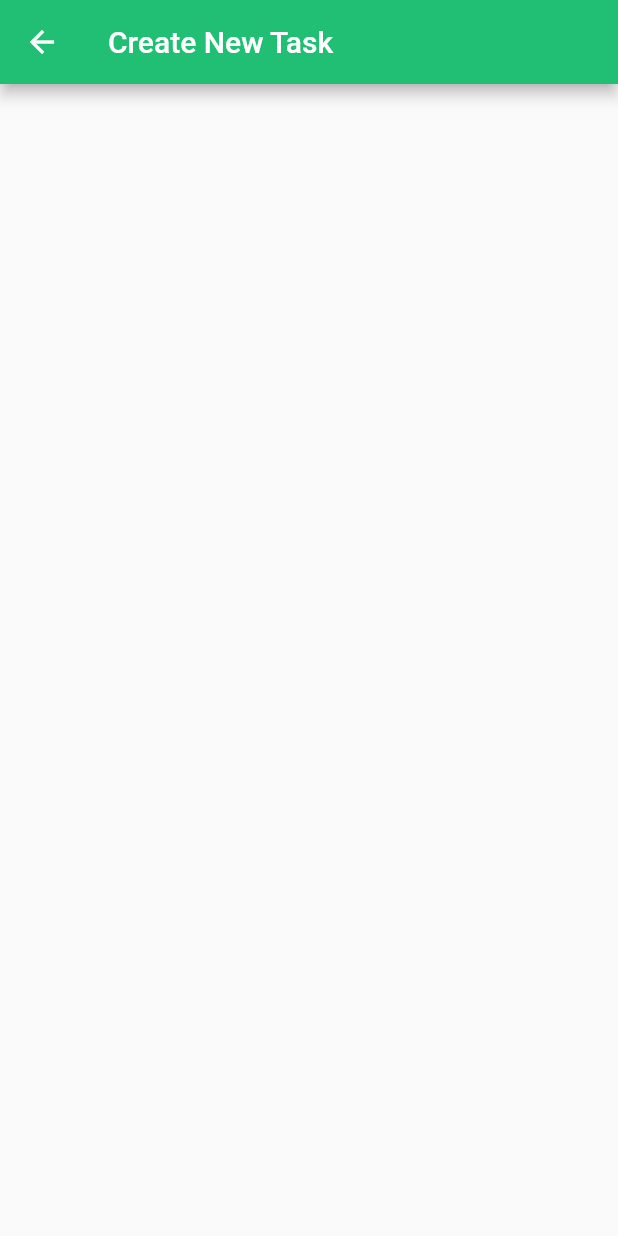
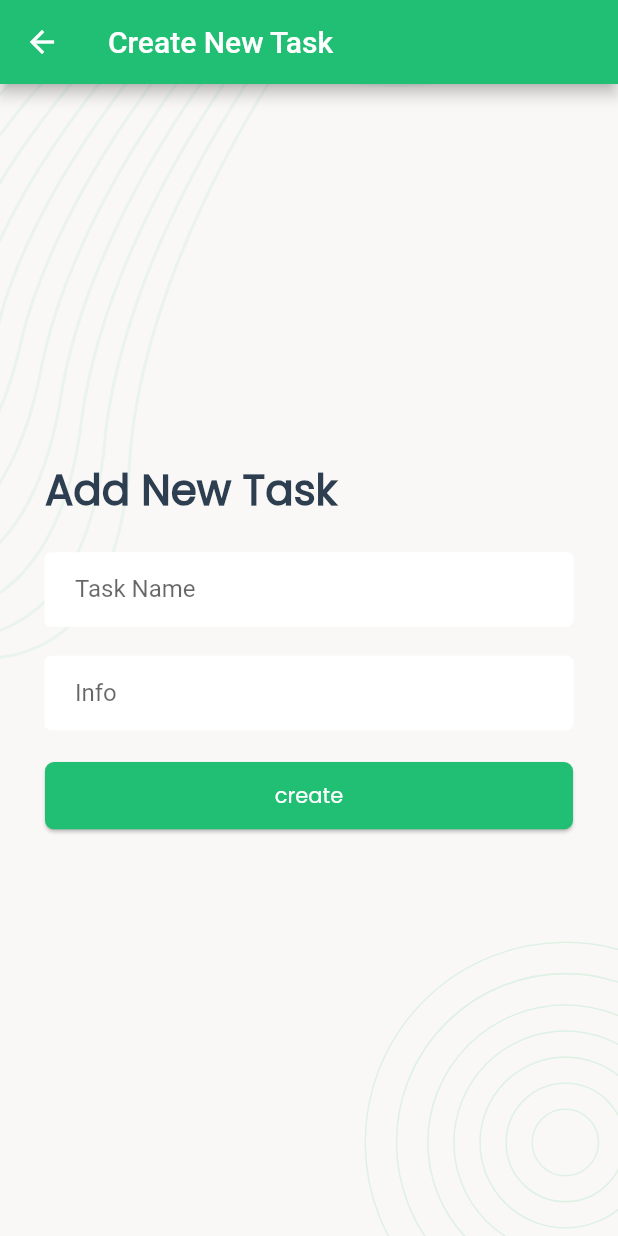
Before and after one commit to IsratAra17/task_manager_app, a Flutter app: the taskCreateScreen screen opened by its route, on a phone screen of 412 x 824 dp. Run offline on Flutter 3.47's test engine with Material 2 defaults, Android fonts, the phone set to English and light mode, and no system bars; our stand-ins replace flutter_svg, fluttertoast, pin_code_fields, shared_preferences; missing offline and left inert: dart:ffi; accounts and stored records are empty; network calls fail; key blocks and very long unbroken strings in the code were emptied for the run.

Commit message:
Create Task UI done

```diff
--- a/lib/screen/onboarding/loginScreen.dart
+++ b/lib/screen/onboarding/loginScreen.dart
@@ -44,8 +44,7 @@ class _LoginScreenState extends State<LoginScreen> {
   }
   @override
   Widget build(BuildContext context) {
-    return Scaffold(
-      body:
+    return Scaffold(body:
        Stack(
         children: [
           ScreenBackground(context),
--- a/lib/screen/task/taskCreateScreen.dart
+++ b/lib/screen/task/taskCreateScreen.dart
@@ -41,6 +41,57 @@ class _taskCreateScreenState extends State<taskCreateScreen> {
   Widget build(BuildContext context) {
     return Scaffold(
 appBar: AppBar(backgroundColor:colorGreen,title: Text("Create New Task"),),
+      body:
+      Stack(
+        children: [
+          ScreenBackground(context),
+          Container(
+            alignment: Alignment.center,
+            child: Loading?(Center(child: CircularProgressIndicator(),)):(SingleChildScrollView(
+              padding: EdgeInsets.all(30),
+
+              child: Column(
+                crossAxisAlignment: CrossAxisAlignment.start,
+                mainAxisAlignment: MainAxisAlignment.center,
+                children: [
+                  Text('Add New Task', style: Head1Text(colorDarkBlue)),
+                  SizedBox(
+                    height: 1,
+                  ),
+                  SizedBox(
+                    height: 20,
+                  ),
+                  TextFormField(
+                    onChanged:(Textvalue) {
+                      InputOnChange("title",Textvalue);
+                    },
+
+                    decoration: AppInputDecoration("Task Name"),
+                  ),
+                  SizedBox(height: 20,),
+                  TextFormField(
+                    onChanged: (Textvalue){InputOnChange("description", Textvalue);},
+                    decoration: AppInputDecoration("Info"),
+                  ),
+                  SizedBox(
+                    height: 20,
+                  ),
+                  Container(
+                    child: ElevatedButton(
+                        style: AppButtonStyle(),
+                        onPressed: () {
+
+                          FormOnSubmit();
+                        },
+                        child: SuccessButtonChild('create')),
+                  ),
+                  SizedBox(height: 20,),
+                ],
+              ),
+            )),
+          ),
+        ],
+      ),
     );
   }
 }
```
